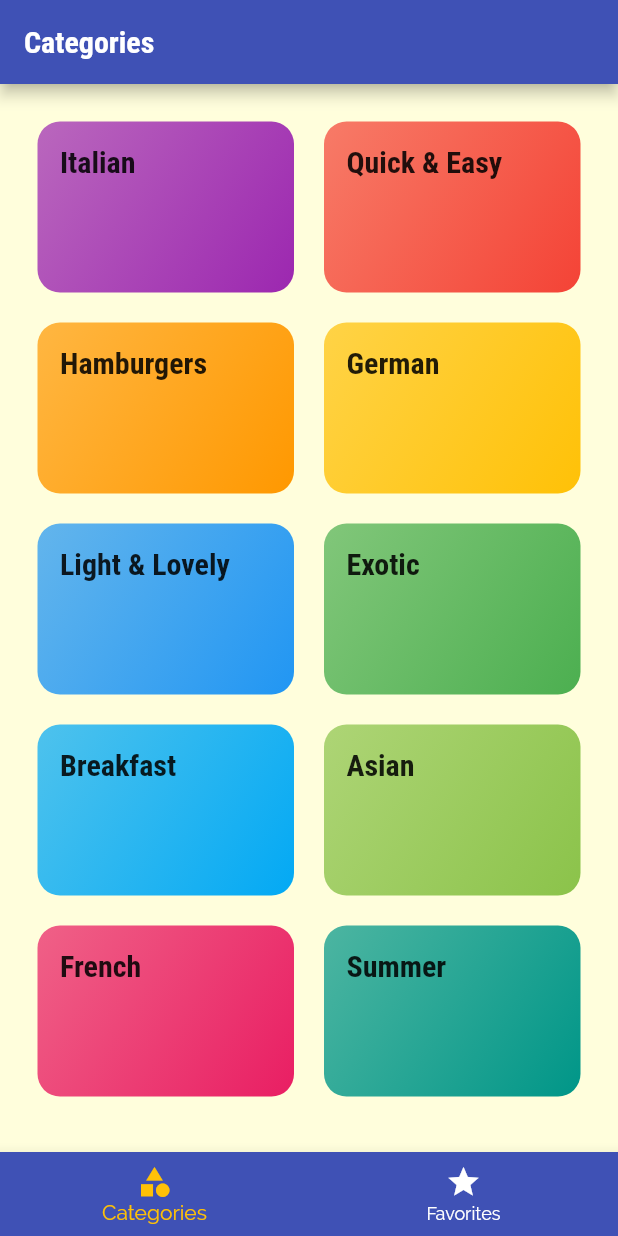
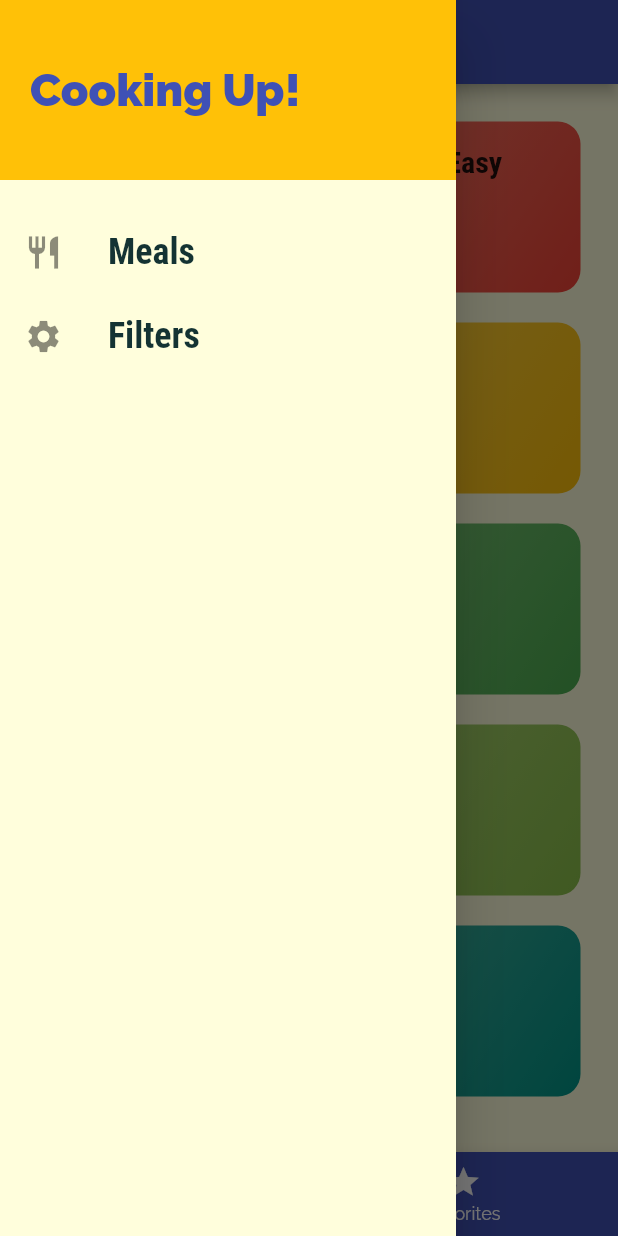
Before and after one commit to sanchoco/meals_app, a Flutter app: the screen it shows after launch, with the side drawer open (before the commit the screen has no drawer), on a phone screen of 412 x 824 dp. Run offline on Flutter 3.47's test engine with Material 2 defaults, Android fonts, the phone set to English and light mode, and no system bars.

Commit message:
add drawer

```diff
--- a/lib/main.dart
+++ b/lib/main.dart
@@ -1,5 +1,4 @@
 import 'package:flutter/material.dart';
-import 'package:meals_app/screens/categories_screen.dart';
 import 'package:meals_app/screens/category_meals_screen.dart';
 import 'package:meals_app/screens/meal_detail_screen.dart';
 import 'package:meals_app/screens/tabs_screen.dart';
@@ -15,7 +14,8 @@ class MyApp extends StatelessWidget {
       title: 'DeliMeals',
       theme: ThemeData(
         primaryColor: Colors.indigo,
-        accentColor: Colors.amber,
+        colorScheme: ColorScheme.fromSwatch(primarySwatch: Colors.indigo, accentColor: Colors.amber),
+        // accentColor: Colors.amber,
         canvasColor: Color.fromRGBO(255, 254, 220, 1),
         fontFamily: 'Raleway',
         textTheme: ThemeData.light().textTheme.copyWith(
--- a/lib/screens/favorites_screen.dart
+++ b/lib/screens/favorites_screen.dart
@@ -1,6 +1,4 @@
 import 'package:flutter/material.dart';
-import 'package:flutter/src/foundation/key.dart';
-import 'package:flutter/src/widgets/framework.dart';
 
 class FavoritesScreen extends StatelessWidget {
   const FavoritesScreen({Key? key}) : super(key: key);
--- a/lib/screens/meal_detail_screen.dart
+++ b/lib/screens/meal_detail_screen.dart
@@ -1,6 +1,4 @@
 import 'package:flutter/material.dart';
-import 'package:flutter/src/foundation/key.dart';
-import 'package:flutter/src/widgets/framework.dart';
 import 'package:meals_app/dummy_data.dart';
 
 class MealDetailScreen extends StatelessWidget {
@@ -55,7 +53,7 @@ class MealDetailScreen extends StatelessWidget {
             buildSectionTitle(context, 'Ingredients'),
             buildContainer(ListView.builder(
               itemBuilder: (ctx, index) => Card(
-                color: Theme.of(context).accentColor,
+                color: Theme.of(context).colorScheme.secondary,
                 child: Padding(
                   padding: EdgeInsets.symmetric(vertical: 5, horizontal: 10),
                   child: Text(
--- a/lib/screens/tabs_screen.dart
+++ b/lib/screens/tabs_screen.dart
@@ -1,9 +1,7 @@
-import 'package:flutter/cupertino.dart';
 import 'package:flutter/material.dart';
-import 'package:flutter/src/foundation/key.dart';
-import 'package:flutter/src/widgets/framework.dart';
 import 'package:meals_app/screens/categories_screen.dart';
 import 'package:meals_app/screens/favorites_screen.dart';
+import 'package:meals_app/widgets/main_drawer.dart';
 
 class TabsScreen extends StatefulWidget {
   const TabsScreen({Key? key}) : super(key: key);
@@ -39,25 +37,26 @@ class _TabsScreenState extends State<TabsScreen> {
       initialIndex: 0,
       child: Scaffold(
         appBar: AppBar(
-          backgroundColor: Theme.of(context).primaryColor,
+          backgroundColor: Theme.of(context).colorScheme.primary,
           title: Text(_pages[_selectedPageIndex]['title']),
         ),
+        drawer: MainDrawer(),
         body: _pages[_selectedPageIndex]['page'],
         bottomNavigationBar: BottomNavigationBar(
-          backgroundColor: Theme.of(context).primaryColor,
-          selectedItemColor: Theme.of(context).accentColor,
+          backgroundColor: Theme.of(context).colorScheme.primary,
+          selectedItemColor: Theme.of(context).colorScheme.secondary,
           unselectedItemColor: Colors.white,
           currentIndex: _selectedPageIndex,
           // type: BottomNavigationBarType.fixed,
           onTap: _selectPage,
           items: [
             BottomNavigationBarItem(
-              backgroundColor: Theme.of(context).primaryColor,
+              backgroundColor: Theme.of(context).colorScheme.primary,
               icon: Icon(Icons.category),
               label: 'Categories',
             ),
             BottomNavigationBarItem(
-              backgroundColor: Theme.of(context).primaryColor,
+              backgroundColor: Theme.of(context).colorScheme.primary,
               icon: Icon(Icons.star),
               label: 'Favorites',
             ),
--- a/lib/widgets/category_item.dart
+++ b/lib/widgets/category_item.dart
@@ -16,7 +16,7 @@ class CategoryItem extends StatelessWidget {
   Widget build(BuildContext context) {
     return InkWell(
       onTap: () => selectCategory(context),
-      splashColor: Theme.of(context).primaryColor,
+      splashColor: Theme.of(context).colorScheme.primary,
       borderRadius: BorderRadius.circular(15),
       child: Container(
         padding: const EdgeInsets.all(15),
--- /dev/null
+++ b/lib/widgets/main_drawer.dart
@@ -0,0 +1,56 @@
+import 'package:flutter/material.dart';
+
+class MainDrawer extends StatelessWidget {
+  const MainDrawer({Key? key}) : super(key: key);
+
+  Widget buildListTile(String title, IconData icon) {
+    return ListTile(
+      leading: Icon(icon, size: 26),
+      title: Text(
+        title,
+        style: TextStyle(
+          fontFamily: 'RobotoCondensed',
+          fontSize: 24,
+          fontWeight: FontWeight.bold,
+        ),
+      ),
+      onTap: () {
+        // ...
+      },
+    );
+  }
+
+  @override
+  Widget build(BuildContext context) {
+    return Drawer(
+      child: Column(children: [
+        Container(
+          height: 120,
+          width: double.infinity,
+          padding: const EdgeInsets.all(20),
+          alignment: Alignment.centerLeft,
+          color: Theme.of(context).colorScheme.secondary,
+          child: Text(
+            'Cooking Up!',
+            style: TextStyle(
+              fontWeight: FontWeight.w900,
+              fontSize: 30,
+              color: Theme.of(context).primaryColor,
+            ),
+          ),
+        ),
+        const SizedBox(
+          height: 20,
+        ),
+        buildListTile(
+          'Meals',
+          Icons.restaurant,
+        ),
+        buildListTile(
+          'Filters',
+          Icons.settings,
+        ),
+      ]),
+    );
+  }
+}
--- a/lib/widgets/meal_item.dart
+++ b/lib/widgets/meal_item.dart
@@ -1,5 +1,4 @@
 import 'package:flutter/material.dart';
-import 'package:flutter/src/widgets/framework.dart';
 import 'package:meals_app/models/meal.dart';
 import 'package:meals_app/screens/meal_detail_screen.dart';
 
```
